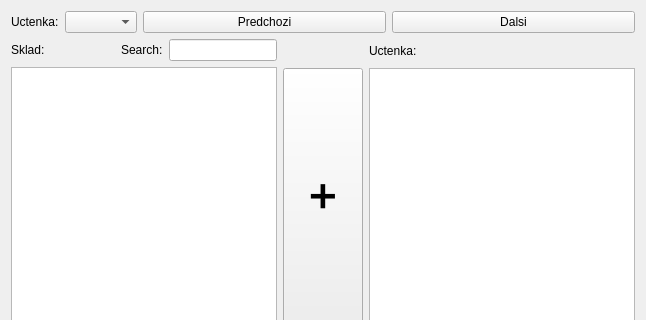
First picture: the form in bills_widget.ui, repository skrcka/URO_P2, before the edit; both pictures show x 0 to 646 and y 0 to 320 of the 646 by 595 pixel window.
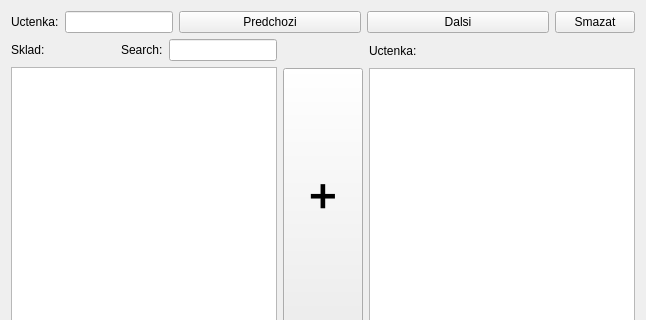
Second picture: the form after the edit.

Patch:
```diff
--- a/bills_widget.ui
+++ b/bills_widget.ui
@@ -35,7 +35,17 @@
         </widget>
        </item>
        <item>
-        <widget class="QComboBox" name="comboBox"/>
+        <widget class="QLineEdit" name="billCurrent">
+         <property name="sizePolicy">
+          <sizepolicy hsizetype="Fixed" vsizetype="Fixed">
+           <horstretch>0</horstretch>
+           <verstretch>0</verstretch>
+          </sizepolicy>
+         </property>
+         <property name="readOnly">
+          <bool>true</bool>
+         </property>
+        </widget>
        </item>
        <item>
         <widget class="QPushButton" name="pushButton">
@@ -63,6 +73,13 @@
          </property>
         </widget>
        </item>
+       <item>
+        <widget class="QPushButton" name="billDelButton">
+         <property name="text">
+          <string>Smazat</string>
+         </property>
+        </widget>
+       </item>
       </layout>
      </item>
      <item>
```
Left out of the diff: 12 changed lines with no effect on the pictures.
